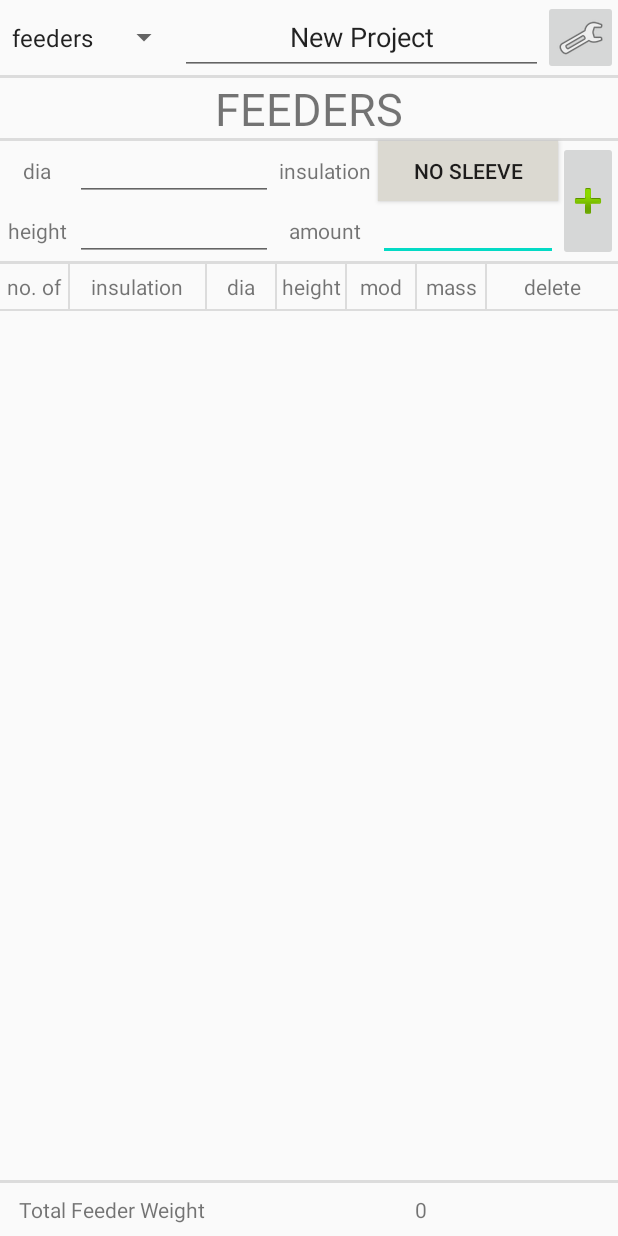
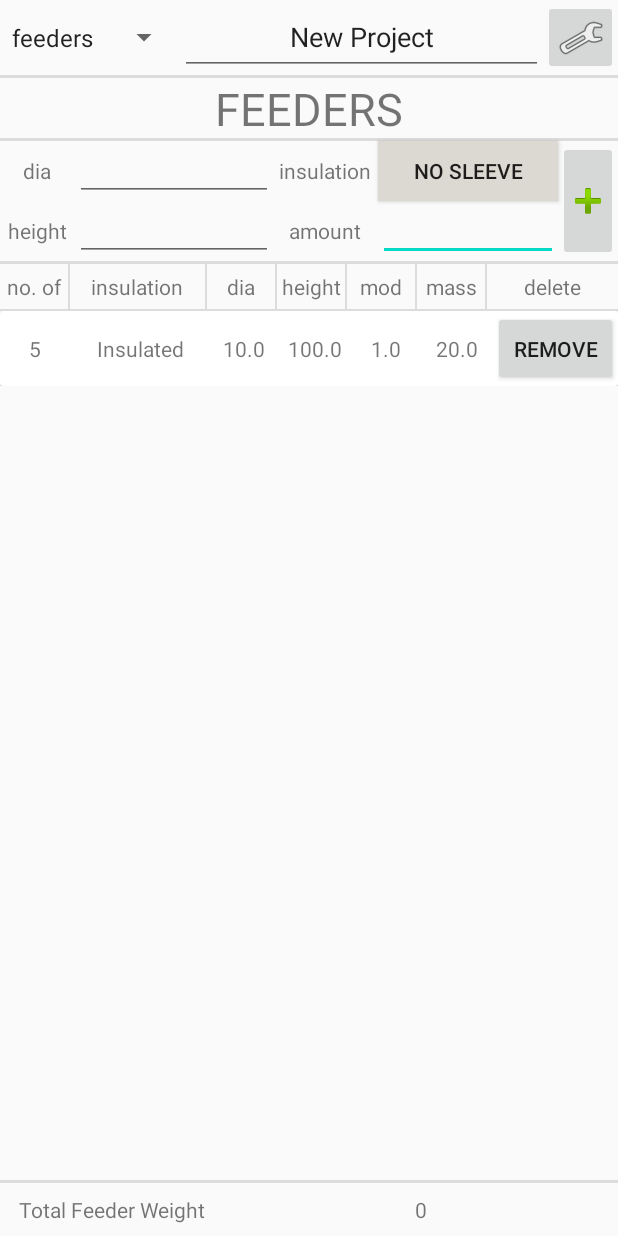
Before and after one commit to RafalUrbanek/Foundryman, an Android app: the FeedersActivity screen opened directly, with no data from a screen before it, on a phone screen of 412 x 824 dp. Run offline under Robolectric (Android 15) with nearby library versions, the phone set to English and light mode, and no system bars.

Commit message:
Minor: - Further work on recycler view in Feeders tab

```diff
--- a/app/src/main/java/com/Raf/foundryman/FeedersActivity.java
+++ b/app/src/main/java/com/Raf/foundryman/FeedersActivity.java
@@ -16,6 +16,8 @@ import androidx.appcompat.app.AppCompatActivity;
 import androidx.recyclerview.widget.LinearLayoutManager;
 import androidx.recyclerview.widget.RecyclerView;
 
+import java.util.ArrayList;
+
 public class FeedersActivity extends AppCompatActivity implements
         AdapterView.OnItemSelectedListener {
 
@@ -29,17 +31,25 @@ public class FeedersActivity extends AppCompatActivity implements
     TextView feederDiaInput;
     TextView feederHeightInput;
     TextView feederAmmountInput;
+    FeedersAdapter fAdapter;
 
-    String[] feederType = {};
-    int[] amount = {};
-    double[] diameter = {};
-    double[] height = {};
-    double[] mod = {};
-    double[] mass = {};
+    ArrayList<String> feederTypeName = new ArrayList<>();
+    ArrayList<Integer> amount = new ArrayList<>();
+    ArrayList<Double> diameter = new ArrayList<>();
+    ArrayList<Double> height = new ArrayList<>();
+    ArrayList<Double> mod = new ArrayList<>();
+    ArrayList<Double> mass = new ArrayList<>();
     int feederBtnCounter = 0;
 
     @Override
     protected void onCreate(Bundle savedInstanceState) {
+        feederTypeName.add("Insulated");
+        amount.add(5);
+        diameter.add(10.0);
+        height.add(100.0);
+        mod.add(1.0);
+        mass.add(20.0);
+
         super.onCreate(savedInstanceState);
         setContentView(R.layout.activity_feeders);
         flag = false;
@@ -50,7 +60,7 @@ public class FeedersActivity extends AppCompatActivity implements
         feederAmmountInput = findViewById(R.id.feederAmmountInput);
         feedersRecyclerView = findViewById(R.id.FeederRecycler);
 
-        FeedersAdapter fAdapter = new FeedersAdapter(this, amount, feederType, diameter, height, mod, mass);
+        fAdapter = new FeedersAdapter(this, amount, feederTypeName, diameter, height, mod, mass);
         feedersRecyclerView.setAdapter(fAdapter);
         feedersRecyclerView.setLayoutManager(new LinearLayoutManager(this));
 
@@ -113,33 +123,52 @@ public class FeedersActivity extends AppCompatActivity implements
         });
     }
 
+    private String getFeederType(int type){
+        String feederName;
+        if (type == 0) {
+            feederName = "No Sleeve";
+        }else if(type == 1){
+            feederName = "Insulated";
+        } else {
+            feederName = "Exothermic";
+        }
+        return feederName;
+    }
+
     private void configureAddBtn(){
         addBtn = findViewById(R.id.feederAddBtn);
         addBtn.setOnClickListener(new View.OnClickListener() {
             @Override
             public void onClick(View v) {
-                Double ammount;
-                Double dia;
-                Double height;
-                Double mass;
+                int btnAmount;
+                Double btnDia;
+                Double btnHeight;
+                Double btnMass;
 
                 if (!String.valueOf(feederAmmountInput.getText()).isEmpty() &&
                         !String.valueOf(feederDiaInput.getText()).isEmpty() &&
                         !String.valueOf(feederHeightInput.getText()).isEmpty()) {
-
-                    ammount = Double.valueOf(String.valueOf(feederAmmountInput.getText()));
-                    dia = Double.valueOf(String.valueOf(feederDiaInput.getText()));
-                    height = Double.valueOf(String.valueOf(feederHeightInput.getText()));
-                    mass = ammount * height / 1000 * Math.PI * (dia / 2 / 1000) * (dia / 2 / 1000) * Support.density;
-
+                    btnAmount = Integer.valueOf(String.valueOf(feederAmmountInput.getText()));
+                    btnDia = Double.valueOf(String.valueOf(feederDiaInput.getText()));
+                    btnHeight = Double.valueOf(String.valueOf(feederHeightInput.getText()));
+                    btnMass = btnAmount * btnHeight / 1000 * Math.PI * (btnDia / 2 / 1000) * (btnDia / 2 / 1000) * Support.density;
                     feederAmmountInput.setText("");
                     feederDiaInput.setText("");
                     feederHeightInput.setText("");
 
+                    amount.add(btnAmount);
+                    feederTypeName.add(getFeederType(feederBtnCounter));
+                    diameter.add(btnDia);
+                    height.add(btnHeight);
+                    mod.add(1.0);
+                    mass.add(btnMass);
+
+                    fAdapter.notifyItemChanged(amount.size()-1);
                 }
             }
         });
     }
+
 
     private void configureOptionsBtn(){
         ImageButton optionsBtn = findViewById(R.id.MainOptionsBtn);
--- a/app/src/main/java/com/Raf/foundryman/FeedersAdapter.java
+++ b/app/src/main/java/com/Raf/foundryman/FeedersAdapter.java
@@ -9,15 +9,17 @@ import android.widget.TextView;
 import androidx.annotation.NonNull;
 import androidx.recyclerview.widget.RecyclerView;
 
+import java.util.ArrayList;
+
 public class FeedersAdapter extends RecyclerView.Adapter<FeedersAdapter.FeedersViewHolder> {
 
     Context context;
-    int[] ammount;
-    String[] sleeve;
-    double[] diameter, height, modulus, mass;
+    ArrayList<Integer> ammount;
+    ArrayList<String> sleeve;
+    ArrayList<Double> diameter, height, modulus, mass;
 
-    public FeedersAdapter(Context cont, int[] noOf, String[] slv, double[] dia,
-                          double[] h, double[] mod, double[] m){
+    public FeedersAdapter(Context cont, ArrayList<Integer> noOf, ArrayList<String> slv, ArrayList<Double> dia,
+                          ArrayList<Double> h, ArrayList<Double> mod, ArrayList<Double> m){
         context = cont;
         ammount = noOf;
         sleeve = slv;
@@ -37,17 +39,17 @@ public class FeedersAdapter extends RecyclerView.Adapter<FeedersAdapter.FeedersV
 
     @Override
     public void onBindViewHolder(@NonNull FeedersViewHolder holder, int position) {
-        holder.text1.setText(String.valueOf(ammount[position]));
-        holder.text2.setText(sleeve[position]);
-        holder.text3.setText(String.valueOf(diameter[position]));
-        holder.text4.setText(String.valueOf(height[position]));
-        holder.text5.setText(String.valueOf(modulus[position]));
-        holder.text6.setText(String.valueOf(mass[position]));
+        holder.text1.setText(String.valueOf(ammount.get(position)));
+        holder.text2.setText(String.valueOf(sleeve.get(position)));
+        holder.text3.setText(String.valueOf(diameter.get(position)));
+        holder.text4.setText(String.valueOf(height.get(position)));
+        holder.text5.setText(String.valueOf(modulus.get(position)));
+        holder.text6.setText(String.valueOf(mass.get(position)));
     }
 
     @Override
     public int getItemCount() {
-        return ammount.length;
+        return ammount.size();
     }
 
     public class FeedersViewHolder extends RecyclerView.ViewHolder{
--- a/app/src/main/java/com/Raf/foundryman/Support.java
+++ b/app/src/main/java/com/Raf/foundryman/Support.java
@@ -12,6 +12,7 @@ public class Support {
     static double safetyFactor = 0.0;
     static double density = 2500; //     <----- to be replaced once alloy pick is in place
     static boolean[] modified = {false, false, false, false, false, false, false};
+    static double feederMass = 0;
 
     // select correct activity based on the spinner selection
     public static void spinnerNavigator(Context context, int position) {
```
